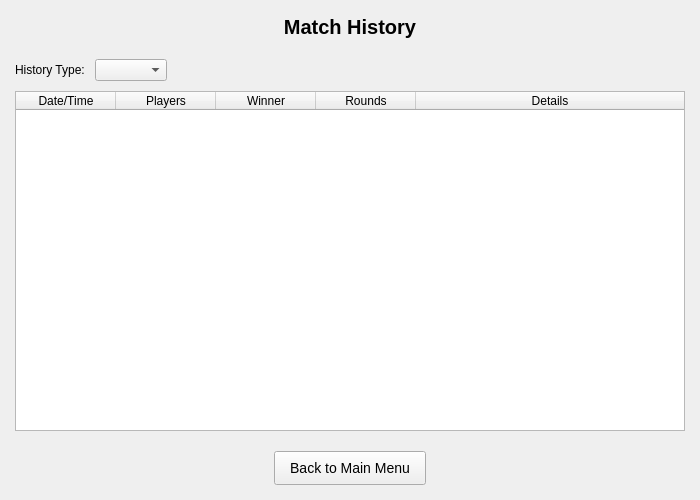
The window that python_client/views/ui/qt_match_history_view.ui (YuriHa-op/Hangman) describes before a commit, drawn with Qt 5.
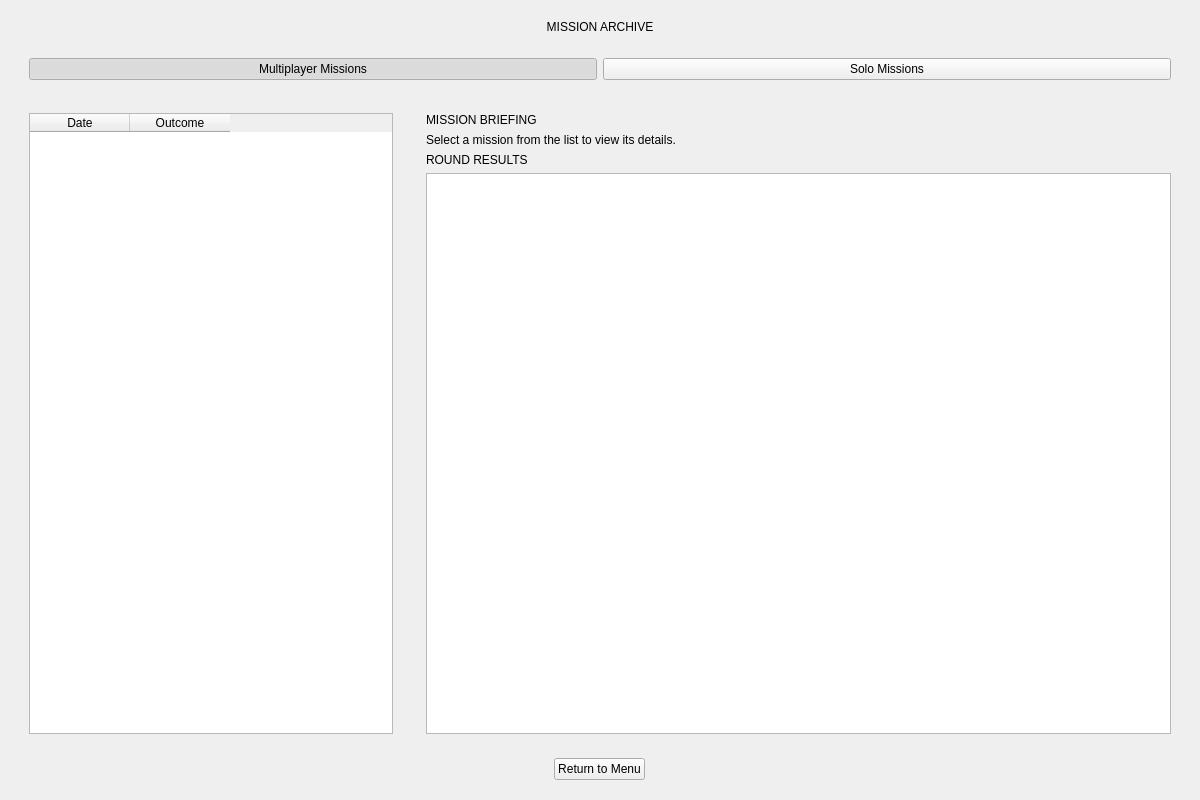
The same window after the commit.

The edit to the form file:
```diff
--- a/python_client/views/ui/qt_match_history_view.ui
+++ b/python_client/views/ui/qt_match_history_view.ui
@@ -6,36 +6,33 @@
    <rect>
     <x>0</x>
     <y>0</y>
-    <width>700</width>
-    <height>500</height>
+    <width>1200</width>
+    <height>800</height>
    </rect>
   </property>
   <property name="windowTitle">
    <string>Match History - Hangman</string>
   </property>
-  <layout class="QVBoxLayout" name="main_layout">
+  <layout class="QVBoxLayout" name="main_layout" stretch="0,0,1,0">
    <property name="spacing">
-    <number>10</number>
+    <number>15</number>
    </property>
    <property name="leftMargin">
-    <number>15</number>
+    <number>20</number>
    </property>
    <property name="topMargin">
-    <number>15</number>
+    <number>20</number>
    </property>
    <property name="rightMargin">
-    <number>15</number>
+    <number>20</number>
    </property>
    <property name="bottomMargin">
-    <number>15</number>
+    <number>20</number>
    </property>
    <item>
     <widget class="QLabel" name="title_label">
-     <property name="styleSheet">
-      <string notr="true">font-size: 20px; font-weight: bold; margin-bottom: 10px;</string>
-     </property>
      <property name="text">
-      <string>Match History</string>
+      <string>MISSION ARCHIVE</string>
      </property>
      <property name="alignment">
       <set>Qt::AlignCenter</set>
@@ -43,80 +40,121 @@
     </widget>
    </item>
    <item>
+    <widget class="QWidget" name="mission_tabs_container" native="true">
     <layout class="QHBoxLayout" name="horizontalLayout">
      <item>
-      <widget class="QLabel" name="history_type_label">
+       <widget class="QPushButton" name="multiplayer_button">
        <property name="text">
-        <string>History Type:</string>
-       </property>
+         <string>Multiplayer Missions</string>
+        </property>
+        <property name="checkable">
+         <bool>true</bool>
+        </property>
+        <property name="checked">
+         <bool>true</bool>
+        </property>
       </widget>
      </item>
      <item>
-      <widget class="QComboBox" name="history_type_combo"/>
-     </item>
-     <item>
-      <spacer name="horizontalSpacer">
-       <property name="orientation">
-        <enum>Qt::Horizontal</enum>
-       </property>
-       <property name="sizeHint" stdset="0">
-        <size>
-         <width>40</width>
-         <height>20</height>
-        </size>
-       </property>
-      </spacer>
-     </item>
-    </layout>
+       <widget class="QPushButton" name="singleplayer_button">
+        <property name="text">
+         <string>Solo Missions</string>
+        </property>
+        <property name="checkable">
+         <bool>true</bool>
+        </property>
+       </widget>
+      </item>
+     </layout>
+    </widget>
    </item>
    <item>
-    <widget class="QTableWidget" name="history_table">
+    <widget class="QWidget" name="main_content_container" native="true">
+     <layout class="QHBoxLayout" name="main_content_layout" stretch="1,2">
+      <property name="spacing">
+       <number>15</number>
+      </property>
+      <property name="leftMargin">
+       <number>0</number>
+      </property>
+      <property name="topMargin">
+       <number>0</number>
+      </property>
+      <property name="rightMargin">
+       <number>0</number>
+      </property>
+      <property name="bottomMargin">
+       <number>0</number>
+      </property>
+      <item>
+       <widget class="QWidget" name="mission_list_container" native="true">
+        <layout class="QVBoxLayout" name="verticalLayout_2">
+         <item>
+          <widget class="QTableWidget" name="mission_list_table">
      <property name="editTriggers">
       <set>QAbstractItemView::NoEditTriggers</set>
      </property>
      <property name="selectionBehavior">
       <enum>QAbstractItemView::SelectRows</enum>
      </property>
-     <property name="sortingEnabled">
-      <bool>true</bool>
-     </property>
-     <attribute name="horizontalHeaderStretchLastSection">
-      <bool>true</bool>
-     </attribute>
      <column>
       <property name="text">
-       <string>Date/Time</string>
+             <string>Date</string>
       </property>
      </column>
      <column>
       <property name="text">
-       <string>Players</string>
-      </property>
-     </column>
-     <column>
+             <string>Outcome</string>
+            </property>
+           </column>
+          </widget>
+         </item>
+        </layout>
+       </widget>
+      </item>
+      <item>
+       <widget class="QWidget" name="briefing_container" native="true">
+        <layout class="QVBoxLayout" name="briefing_layout">
+         <item>
+          <widget class="QLabel" name="briefing_title_label">
       <property name="text">
-       <string>Winner</string>
-      </property>
-     </column>
-     <column>
+            <string>MISSION BRIEFING</string>
+           </property>
+          </widget>
+         </item>
+         <item>
+          <widget class="QLabel" name="briefing_content_label">
       <property name="text">
-       <string>Rounds</string>
-      </property>
-     </column>
-     <column>
+            <string>Select a mission from the list to view its details.</string>
+           </property>
+           <property name="alignment">
+            <set>Qt::AlignLeading|Qt::AlignLeft|Qt::AlignTop</set>
+           </property>
+           <property name="wordWrap">
+            <bool>true</bool>
+           </property>
+          </widget>
+         </item>
+         <item>
+          <widget class="QLabel" name="briefing_details_label">
       <property name="text">
-       <string>Details</string>
-      </property>
-     </column>
+            <string>ROUND RESULTS</string>
+           </property>
+          </widget>
+         </item>
+         <item>
+          <widget class="QTableWidget" name="rounds_table"/>
+         </item>
+        </layout>
+       </widget>
+      </item>
+     </layout>
     </widget>
    </item>
    <item alignment="Qt::AlignCenter">
     <widget class="QPushButton" name="back_button">
-     <property name="styleSheet">
-      <string notr="true">padding: 8px 15px; font-size: 14px; margin-top: 10px;</string>
-     </property>
      <property name="text">
-      <string>Back to Main Menu</string>
+      <string>Return to Menu</string>
      </property>
     </widget>
    </item>
```
Left out of the diff: 5 changed lines with no effect on the pictures. Lines whose indentation alone changed are shown as unchanged.
